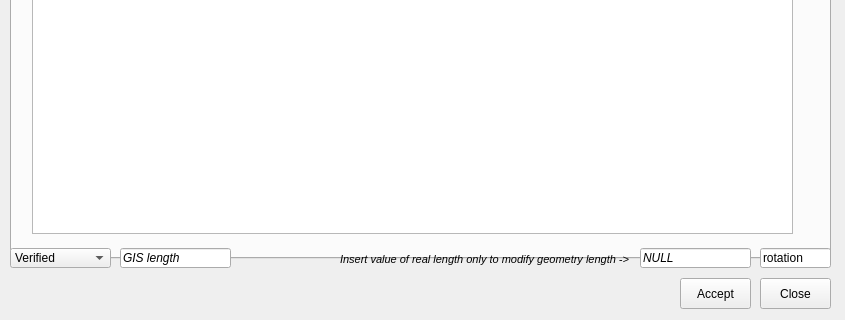
Above: ui/ws_arc.ui from Giswater/giswater_qgis_plugin before the change; both pictures show x 0 to 845 and y 292 to 612 of the 845 by 612 pixel window. Below: the same form after it.
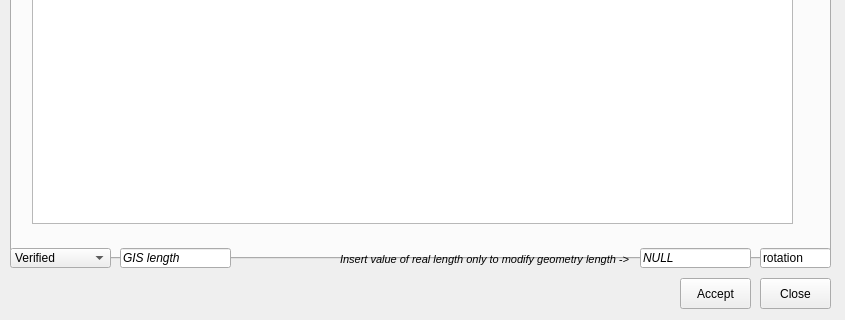
That is the form after the change. The open tabs and pages were chosen to show the change.

The edit to the form file:
```diff
--- a/ui/ws_arc.ui
+++ b/ui/ws_arc.ui
@@ -2545,13 +2545,13 @@
       </rect>
      </property>
     </widget>
-    <widget class="QTableWidget" name="tbl_log">
+    <widget class="QTableView" name="tbl_log">
      <property name="geometry">
       <rect>
        <x>20</x>
        <y>150</y>
        <width>761</width>
-       <height>281</height>
+       <height>271</height>
       </rect>
      </property>
     </widget>
```
Left out of the diff: 2 changed lines with no effect on the pictures.
